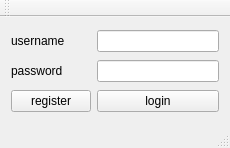
Qt form login.ui (KyokaiNoKanata/TradingPlatform) before a commit.
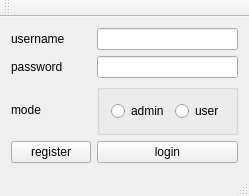
The same form after that commit.

Commit message: admin login complete

What changed in the file:
```diff
--- a/login.ui
+++ b/login.ui
@@ -6,8 +6,8 @@
    <rect>
     <x>0</x>
     <y>0</y>
-    <width>230</width>
-    <height>148</height>
+    <width>233</width>
+    <height>194</height>
    </rect>
   </property>
   <property name="windowTitle">
@@ -36,13 +36,43 @@
      <widget class="QLineEdit" name="passwordLineEdit"/>
     </item>
     <item row="2" column="0">
+     <widget class="QLabel" name="label">
+      <property name="text">
+       <string>mode</string>
+      </property>
+     </widget>
+    </item>
+    <item row="2" column="1">
+     <widget class="QGroupBox" name="groupBox">
+      <property name="title">
+       <string/>
+      </property>
+      <layout class="QFormLayout" name="formLayout_2">
+       <item row="0" column="0">
+        <widget class="QRadioButton" name="adminModeRadioButton">
+         <property name="text">
+          <string>admin</string>
+         </property>
+        </widget>
+       </item>
+       <item row="0" column="1">
+        <widget class="QRadioButton" name="userModeRadioButton">
+         <property name="text">
+          <string>user</string>
+         </property>
+        </widget>
+       </item>
+      </layout>
+     </widget>
+    </item>
+    <item row="3" column="0">
      <widget class="QPushButton" name="registerButton">
       <property name="text">
        <string>register</string>
       </property>
      </widget>
     </item>
-    <item row="2" column="1">
+    <item row="3" column="1">
      <widget class="QPushButton" name="loginButton">
       <property name="text">
        <string>login</string>
```
Left out of the diff: 2 changed lines with no effect on the pictures. The commit also changes 11 other files.
